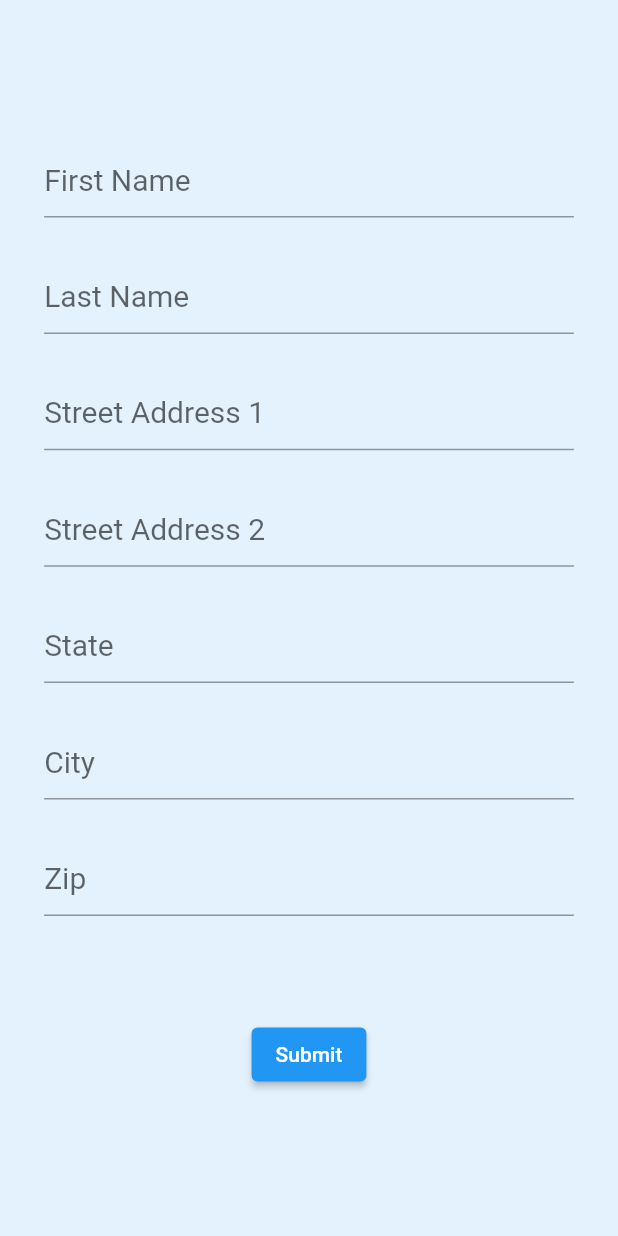
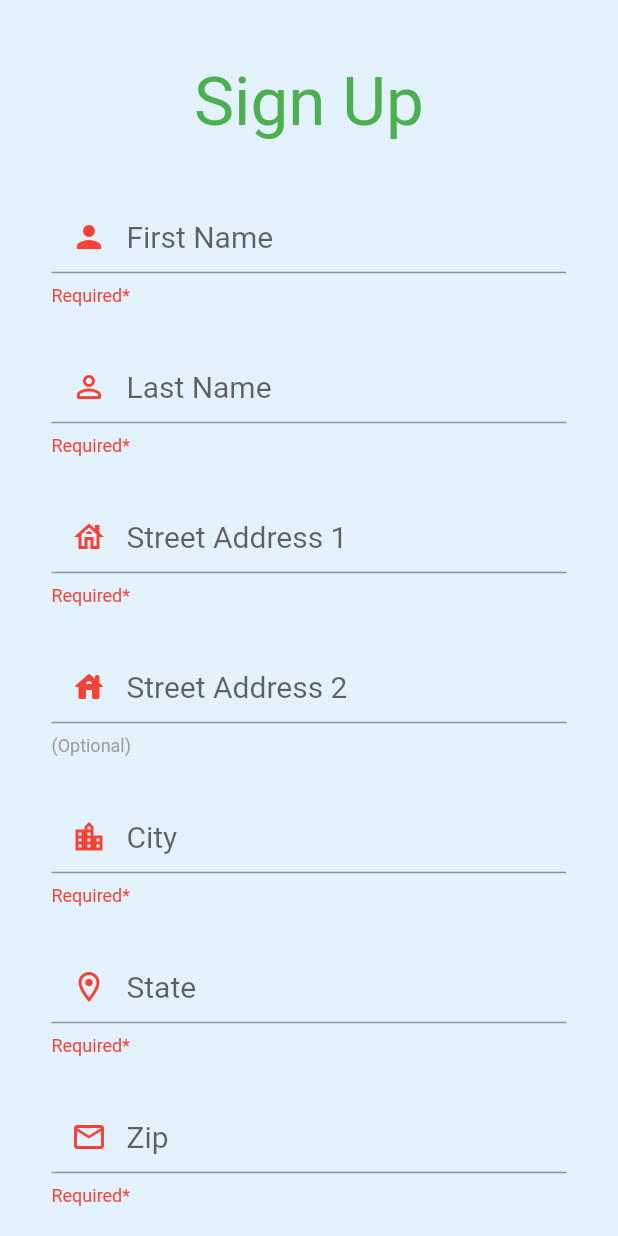
Before and after one commit to Edonmorina/Sign-Up-Demo, a Flutter app: the screen it shows after launch, on a phone screen of 412 x 824 dp. Run offline on Flutter 3.47's test engine with Material 2 defaults, Android fonts, the phone set to English and light mode, and no system bars.

Commit message:
Made a base Layout of the Sign Up UI

```diff
--- a/lib/sign_up.dart
+++ b/lib/sign_up.dart
@@ -10,39 +10,62 @@ class SignUp extends StatefulWidget {
 }
 
 class _SignUpState extends State<SignUp> {
-  bool _validateFirstName = false;
-  bool _validateLastName = false;
-  bool _validateFirstStreetAdress = false;
-  bool _validateCity = false;
-  bool _validateState = false;
-  bool _validateZip = false;
-
-  bool isFormValid() {
-    if (_validateFirstName &&
-        _validateLastName &&
-        _validateFirstStreetAdress &&
-        _validateCity &&
-        _validateState &&
-        _validateZip) {
-      return true;
-    }
-    return false;
-  }
-
   final TextEditingController _firstName = TextEditingController();
   final TextEditingController _lastName = TextEditingController();
-  final TextEditingController _firstStreetAdress = TextEditingController();
-  final TextEditingController _secondStreetAdress = TextEditingController();
+  final TextEditingController _firstStreetAddress = TextEditingController();
+  final TextEditingController _secondStreetAddress = TextEditingController();
   final TextEditingController _city = TextEditingController();
   final TextEditingController _state = TextEditingController();
   final TextEditingController _zip = TextEditingController();
+
+  final String _firstNameLabelText = "First Name";
+  final String _lastNameLabelText = "Last Name";
+  final String _firstStreetAddressLabelText = "Street Address 1";
+  final String _secondStreetAddressLabelText = "Street Address 2";
+  final String _stateLabelText = "State";
+  final String _cityLabelText = "City";
+  final String _zipLabelText = "Zip";
+
+  bool _isValidFirstName = false;
+  bool _isValidLastName = false;
+  bool _isValidFirstStreetAddress = false;
+  bool _isValidCity = false;
+  bool _isValidState = false;
+  bool _isValidZip = false;
+
+  bool _isFormValid() {
+    if (!_isValidFirstName) return false;
+    if (!_isValidLastName) return false;
+    if (!_isValidFirstStreetAddress) return false;
+    if (!_isValidCity) return false;
+    if (!_isValidState) return false;
+    if (!_isValidZip) return false;
+    return true;
+  }
+
+  void _changeValidationStateIfInputIsEmpty() {
+    setState(() {
+      _firstName.text.isEmpty
+          ? _isValidFirstName = false
+          : _isValidFirstName = true;
+      _lastName.text.isEmpty
+          ? _isValidLastName = false
+          : _isValidLastName = true;
+      _firstStreetAddress.text.isEmpty
+          ? _isValidFirstStreetAddress = false
+          : _isValidFirstStreetAddress = true;
+      _city.text.isEmpty ? _isValidCity = false : _isValidCity = true;
+      _state.text.isEmpty ? _isValidState = false : _isValidState = true;
+      _zip.text.isEmpty ? _isValidZip = false : _isValidZip = true;
+    });
+  }
 
   @override
   void dispose() {
     _firstName.dispose();
     _lastName.dispose();
-    _firstStreetAdress.dispose();
-    _secondStreetAdress.dispose();
+    _firstStreetAddress.dispose();
+    _secondStreetAddress.dispose();
     _city.dispose();
     _state.dispose();
     _zip.dispose();
@@ -61,94 +84,85 @@ class _SignUpState extends State<SignUp> {
         resizeToAvoidBottomInset: false,
         body: Container(
           width: size.width,
-          height: size.height,
           color: Colors.blue[50],
           child: Padding(
-            padding: EdgeInsets.symmetric(horizontal: size.width / 14),
-            child: Stack(
+            padding: EdgeInsets.only(top: size.height / 20),
+            child: ListView(
               children: [
-                Align(
-                  alignment: const Alignment(0, -0.75),
-                  child: SignUpTextFields(
+                Container(
+                  margin: const EdgeInsets.only(bottom: 25),
+                  child: const Text(
+                    "Sign Up",
+                    textAlign: TextAlign.center,
+                    style: TextStyle(color: Colors.green, fontSize: 45),
+                  ),
+                ),
+                SignUpTextFields(
+                  key: Key(_firstNameLabelText),
                   fieldController: _firstName,
                   keyboardType: TextInputType.name,
                   obscureText: false,
-                      labelText: "First Name"),
+                  labelText: _firstNameLabelText,
+                  isRequired: true,
+                  icon: const Icon(Icons.person),
                 ),
-                Align(
-                  alignment: const Alignment(0, -0.55),
-                  child: SignUpTextFields(
+                SignUpTextFields(
+                  key: Key(_lastNameLabelText),
                   fieldController: _lastName,
                   keyboardType: TextInputType.name,
                   obscureText: false,
-                      labelText: "Last Name"),
+                  labelText: _lastNameLabelText,
+                  isRequired: true,
+                  icon: const Icon(Icons.person_outline_rounded),
                 ),
-                Align(
-                  alignment: const Alignment(0, -0.35),
-                  child: SignUpTextFields(
-                      fieldController: _firstStreetAdress,
+                SignUpTextFields(
+                  fieldController: _firstStreetAddress,
                   keyboardType: TextInputType.streetAddress,
                   obscureText: false,
-                      labelText: "Street Address 1"),
+                  labelText: _firstStreetAddressLabelText,
+                  isRequired: true,
+                  icon: const Icon(Icons.house_outlined),
                 ),
-                Align(
-                  alignment: const Alignment(0, -0.15),
-                  child: SignUpTextFields(
-                      fieldController: _secondStreetAdress,
+                SignUpTextFields(
+                    fieldController: _secondStreetAddress,
                     keyboardType: TextInputType.streetAddress,
                     obscureText: false,
-                      labelText: "Street Address 2"),
-                ),
-                Align(
-                  alignment: const Alignment(0, 0.05),
-                  child: SignUpTextFields(
+                    labelText: _secondStreetAddressLabelText,
+                    isRequired: false,
+                    icon: const Icon(Icons.house_rounded)),
+                SignUpTextFields(
+                    fieldController: _city,
+                    keyboardType: TextInputType.text,
+                    obscureText: false,
+                    labelText: _cityLabelText,
+                    isRequired: true,
+                    icon: const Icon(Icons.location_city_outlined)),
+                SignUpTextFields(
                     fieldController: _state,
                     keyboardType: TextInputType.text,
                     obscureText: false,
-                      labelText: "State"),
-                ),
-                Align(
-                  alignment: const Alignment(0, 0.25),
-                  child: SignUpTextFields(
-                      fieldController: _city,
-                      keyboardType: TextInputType.text,
-                      obscureText: false,
-                      labelText: "City"),
-                ),
-                Align(
-                  alignment: const Alignment(0, 0.45),
-                  child: SignUpTextFields(
+                    labelText: _stateLabelText,
+                    isRequired: true,
+                    icon: const Icon(Icons.location_on_outlined)),
+                SignUpTextFields(
                     fieldController: _zip,
                     keyboardType: TextInputType.text,
                     obscureText: false,
-                      labelText: "Zip"),
+                    labelText: _zipLabelText,
+                    isRequired: true,
+                    icon: const Icon(Icons.local_post_office_outlined)),
+                const SizedBox(
+                  height: 15,
                 ),
-                Align(
-                  alignment: const Alignment(0, 0.75),
+                Padding(
+                  padding: EdgeInsets.symmetric(horizontal: size.width / 5),
+                  child: SizedBox(
+                    height: 50,
                     child: ElevatedButton(
                         onPressed: () {
-                        setState(() {
-                          _firstName.text.isEmpty
-                              ? _validateFirstName = true
-                              : _validateFirstName = false;
-                          _lastName.text.isEmpty
-                              ? _validateLastName = true
-                              : _validateLastName = false;
-                          _firstStreetAdress.text.isEmpty
-                              ? _validateFirstStreetAdress = true
-                              : _validateFirstStreetAdress = false;
-                          _city.text.isEmpty
-                              ? _validateCity = true
-                              : _validateCity = false;
-                          _state.text.isEmpty
-                              ? _validateState = true
-                              : _validateState = false;
-                          _zip.text.isEmpty
-                              ? _validateZip = true
-                              : _validateZip = false;
-                        });
+                          _changeValidationStateIfInputIsEmpty();
 
-                        if (isFormValid()) {
+                          if (_isFormValid()) {
                             // ignore: avoid_print
                             print("Form is valid");
                           } else {
@@ -156,10 +170,14 @@ class _SignUpState extends State<SignUp> {
                             print("Form not valid");
                           }
                         },
-                      child: const Text("Submit"),
+                        child: const Text("Sign Up"),
                         style: ButtonStyle(
                             backgroundColor:
                                 MaterialStateProperty.all<Color>(Colors.blue))),
+                  ),
+                ),
+                const SizedBox(
+                  height: 185,
                 )
               ],
             ),
--- a/lib/text_field.dart
+++ b/lib/text_field.dart
@@ -1,33 +1,72 @@
 import 'package:flutter/material.dart';
 
-class SignUpTextFields extends StatelessWidget {
+class SignUpTextFields extends StatefulWidget {
   const SignUpTextFields(
       {Key? key,
       required this.fieldController,
       required this.keyboardType,
       required this.obscureText,
-      required this.labelText})
+      required this.labelText,
+      required this.isRequired,
+      required this.icon})
       : super(key: key);
 
   final TextEditingController fieldController;
   final TextInputType keyboardType;
   final bool obscureText;
   final String labelText;
+  final bool isRequired;
+  final Icon icon;
 
+  @override
+  State<SignUpTextFields> createState() => _SignUpTextFieldsState();
+}
+
+class _SignUpTextFieldsState extends State<SignUpTextFields> {
   final kTextFieldStyle = const TextStyle(fontSize: 20, fontFamily: 'Roboto');
+
+  bool _isFieldValid = false;
+  bool get getIsFieldValid => _isFieldValid;
 
   @override
   Widget build(BuildContext context) {
-    return TextFormField(
-      textAlign: TextAlign.center,
-      style: kTextFieldStyle,
-      cursorWidth: 3.0,
-      obscureText: obscureText,
-      decoration: InputDecoration(
-        contentPadding: const EdgeInsets.all(0),
-        labelText: labelText,
-        labelStyle: kTextFieldStyle,
-        floatingLabelStyle: const TextStyle(color: Colors.black, fontSize: 20),
+    Size size = MediaQuery.of(context).size;
+    return Container(
+      margin: const EdgeInsets.symmetric(vertical: 15),
+      padding: EdgeInsets.symmetric(horizontal: size.width / 12),
+      child: TextFormField(
+        controller: widget.fieldController,
+        onChanged: (value) {
+          if (value.isNotEmpty && value.length < 2) {
+            setState(() {
+              _isFieldValid = true;
+            });
+          } else if (value.isEmpty) {
+            setState(() {
+              _isFieldValid = false;
+            });
+          }
+        },
+        textAlign: TextAlign.start,
+        style: kTextFieldStyle,
+        cursorWidth: 3.0,
+        obscureText: widget.obscureText,
+        decoration: InputDecoration(
+          contentPadding: const EdgeInsets.all(0),
+          hintText: widget.labelText,
+          helperText: widget.isRequired ? "Required*" : "(Optional)",
+          prefixIcon: widget.icon,
+          prefixIconColor: Colors.red,
+          prefixIconConstraints: const BoxConstraints(minWidth: 50),
+          helperStyle: !widget.isRequired
+              ? const TextStyle(color: Colors.grey)
+              : _isFieldValid
+                  ? TextStyle(color: Colors.green[700])
+                  : const TextStyle(color: Colors.red),
+          labelStyle: kTextFieldStyle,
+          floatingLabelStyle:
+              const TextStyle(color: Colors.black, fontSize: 20),
+        ),
       ),
     );
   }
```
Also changed, not shown: pubspec.yaml (+2 -16 lines), pubspec.lock, 2 other files. Lines whose indentation alone changed are shown as unchanged.
